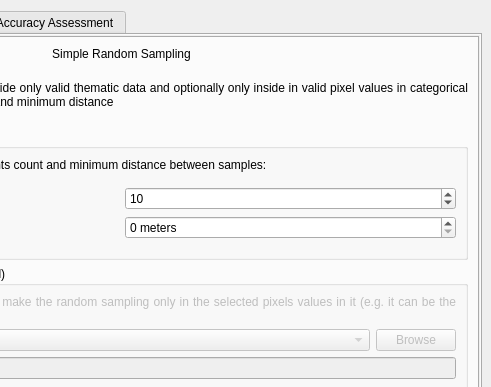
Before: the Qt Designer form ui/acatama_dockwidget.ui in SMByC/AcATaMa, drawn with Qt 5; both pictures show x 269 to 760 and y 0 to 387 of the 760 by 1255 pixel window.
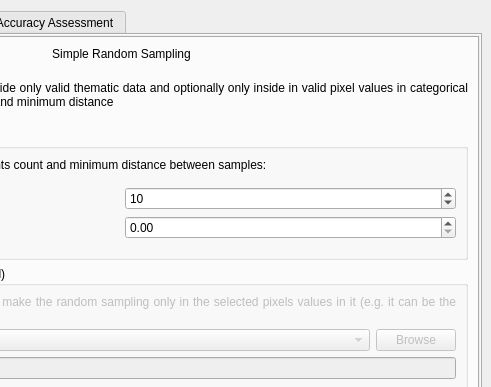
After: the same form once the commit is applied. The open tabs and pages were chosen to show the change. Icons and pictures are not drawn. Custom widgets are drawn as their Qt base class.

Commit message: Added support for different units (such as UTM and geographic) used for minimum distance (sampling tab) and fit to sample (classification dialog) based on thematic and sampling layer

```diff
--- a/ui/acatama_dockwidget.ui
+++ b/ui/acatama_dockwidget.ui
@@ -539,14 +539,7 @@
                           </widget>
                          </item>
                          <item row="1" column="1">
-                          <widget class="QSpinBox" name="minDistance_SimpRS">
-                           <property name="suffix">
-                            <string> meters</string>
-                           </property>
-                           <property name="maximum">
-                            <number>99999</number>
-                           </property>
-                          </widget>
+                          <widget class="QDoubleSpinBox" name="minDistance_SimpRS"/>
                          </item>
                         </layout>
                        </widget>
```
Left out of the diff: 11 changed lines with no effect on the pictures. The commit also changes 5 other files.
